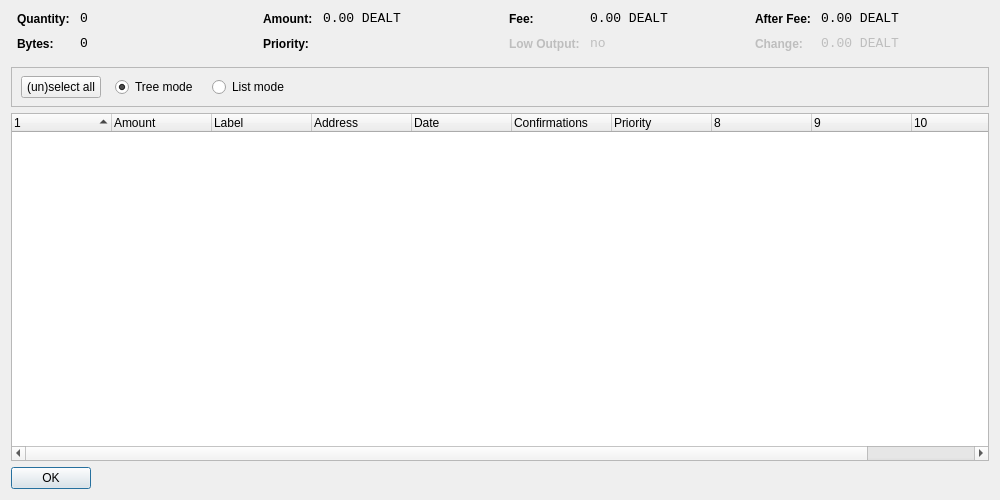
This is src/qt/forms/coincontroldialog.ui in IDealCash-Community-Project/IdealGold-DEALT as Qt 5 draws it before an edit. The edited form follows.
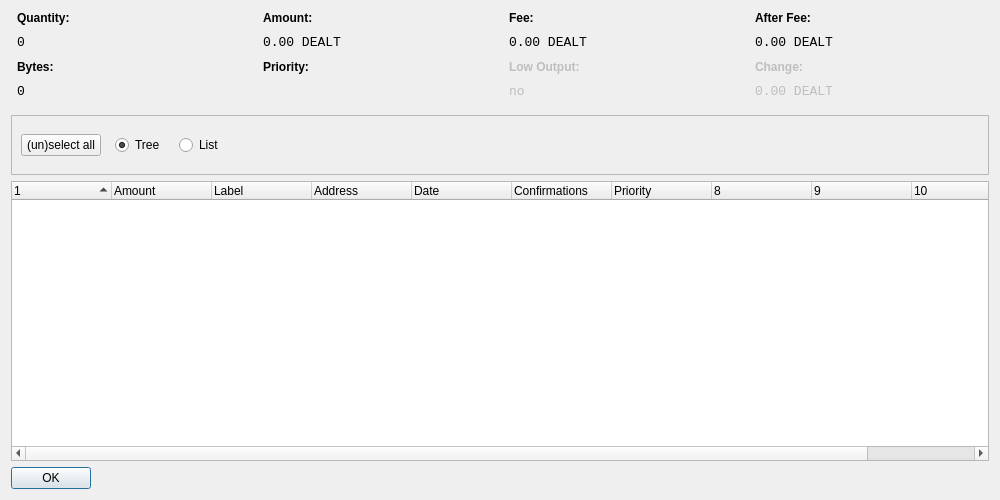
This is the edited form. Custom widgets are drawn as their Qt base class.

Patch:
```diff
--- a/src/qt/forms/coincontroldialog.ui
+++ b/src/qt/forms/coincontroldialog.ui
@@ -46,29 +46,7 @@
          </property>
         </widget>
        </item>
-       <item row="0" column="1">
-        <widget class="QLabel" name="labelCoinControlQuantity">
-         <property name="font">
-          <font>
-           <family>Monospace</family>
-           <pointsize>10</pointsize>
-          </font>
-         </property>
-         <property name="cursor">
-          <cursorShape>IBeamCursor</cursorShape>
-         </property>
-         <property name="contextMenuPolicy">
-          <enum>Qt::ActionsContextMenu</enum>
-         </property>
-         <property name="text">
-          <string notr="true">0</string>
-         </property>
-         <property name="textInteractionFlags">
-          <set>Qt::LinksAccessibleByMouse|Qt::TextSelectableByKeyboard|Qt::TextSelectableByMouse</set>
-         </property>
-        </widget>
-       </item>
-       <item row="1" column="0">
+       <item row="2" column="0">
         <widget class="QLabel" name="labelCoinControlBytesText">
          <property name="styleSheet">
           <string notr="true">font-weight:bold;</string>
@@ -78,7 +56,29 @@
          </property>
         </widget>
        </item>
-       <item row="1" column="1">
+       <item row="1" column="0">
+        <widget class="QLabel" name="labelCoinControlQuantity">
+         <property name="font">
+          <font>
+           <family>Monospace</family>
+           <pointsize>10</pointsize>
+          </font>
+         </property>
+         <property name="cursor">
+          <cursorShape>IBeamCursor</cursorShape>
+         </property>
+         <property name="contextMenuPolicy">
+          <enum>Qt::ActionsContextMenu</enum>
+         </property>
+         <property name="text">
+          <string notr="true">0</string>
+         </property>
+         <property name="textInteractionFlags">
+          <set>Qt::LinksAccessibleByMouse|Qt::TextSelectableByKeyboard|Qt::TextSelectableByMouse</set>
+         </property>
+        </widget>
+       </item>
+       <item row="3" column="0">
         <widget class="QLabel" name="labelCoinControlBytes">
          <property name="font">
           <font>
@@ -126,29 +126,7 @@
          </property>
         </widget>
        </item>
-       <item row="0" column="1">
-        <widget class="QLabel" name="labelCoinControlAmount">
-         <property name="font">
-          <font>
-           <family>Monospace</family>
-           <pointsize>10</pointsize>
-          </font>
-         </property>
-         <property name="cursor">
-          <cursorShape>IBeamCursor</cursorShape>
-         </property>
-         <property name="contextMenuPolicy">
-          <enum>Qt::ActionsContextMenu</enum>
-         </property>
-         <property name="text">
-          <string notr="true">0.00 DEALT</string>
-         </property>
-         <property name="textInteractionFlags">
-          <set>Qt::LinksAccessibleByMouse|Qt::TextSelectableByKeyboard|Qt::TextSelectableByMouse</set>
-         </property>
-        </widget>
-       </item>
-       <item row="1" column="0">
+       <item row="2" column="0">
         <widget class="QLabel" name="labelCoinControlPriorityText">
          <property name="styleSheet">
           <string notr="true">font-weight:bold;</string>
@@ -158,7 +136,29 @@
          </property>
         </widget>
        </item>
-       <item row="1" column="1">
+       <item row="1" column="0">
+        <widget class="QLabel" name="labelCoinControlAmount">
+         <property name="font">
+          <font>
+           <family>Monospace</family>
+           <pointsize>10</pointsize>
+          </font>
+         </property>
+         <property name="cursor">
+          <cursorShape>IBeamCursor</cursorShape>
+         </property>
+         <property name="contextMenuPolicy">
+          <enum>Qt::ActionsContextMenu</enum>
+         </property>
+         <property name="text">
+          <string notr="true">0.00 DEALT</string>
+         </property>
+         <property name="textInteractionFlags">
+          <set>Qt::LinksAccessibleByMouse|Qt::TextSelectableByKeyboard|Qt::TextSelectableByMouse</set>
+         </property>
+        </widget>
+       </item>
+       <item row="3" column="0">
         <widget class="QLabel" name="labelCoinControlPriority">
          <property name="font">
           <font>
@@ -206,29 +206,7 @@
          </property>
         </widget>
        </item>
-       <item row="0" column="1">
-        <widget class="QLabel" name="labelCoinControlFee">
-         <property name="font">
-          <font>
-           <family>Monospace</family>
-           <pointsize>10</pointsize>
-          </font>
-         </property>
-         <property name="cursor">
-          <cursorShape>IBeamCursor</cursorShape>
-         </property>
-         <property name="contextMenuPolicy">
-          <enum>Qt::ActionsContextMenu</enum>
-         </property>
-         <property name="text">
-          <string notr="true">0.00 DEALT</string>
-         </property>
-         <property name="textInteractionFlags">
-          <set>Qt::LinksAccessibleByMouse|Qt::TextSelectableByKeyboard|Qt::TextSelectableByMouse</set>
-         </property>
-        </widget>
-       </item>
-       <item row="1" column="0">
+       <item row="2" column="0">
         <widget class="QLabel" name="labelCoinControlLowOutputText">
          <property name="enabled">
           <bool>false</bool>
@@ -241,7 +219,29 @@
          </property>
         </widget>
        </item>
-       <item row="1" column="1">
+       <item row="1" column="0">
+        <widget class="QLabel" name="labelCoinControlFee">
+         <property name="font">
+          <font>
+           <family>Monospace</family>
+           <pointsize>10</pointsize>
+          </font>
+         </property>
+         <property name="cursor">
+          <cursorShape>IBeamCursor</cursorShape>
+         </property>
+         <property name="contextMenuPolicy">
+          <enum>Qt::ActionsContextMenu</enum>
+         </property>
+         <property name="text">
+          <string notr="true">0.00 DEALT</string>
+         </property>
+         <property name="textInteractionFlags">
+          <set>Qt::LinksAccessibleByMouse|Qt::TextSelectableByKeyboard|Qt::TextSelectableByMouse</set>
+         </property>
+        </widget>
+       </item>
+       <item row="3" column="0">
         <widget class="QLabel" name="labelCoinControlLowOutput">
          <property name="enabled">
           <bool>false</bool>
@@ -292,29 +292,7 @@
          </property>
         </widget>
        </item>
-       <item row="0" column="1">
-        <widget class="QLabel" name="labelCoinControlAfterFee">
-         <property name="font">
-          <font>
-           <family>Monospace</family>
-           <pointsize>10</pointsize>
-          </font>
-         </property>
-         <property name="cursor">
-          <cursorShape>IBeamCursor</cursorShape>
-         </property>
-         <property name="contextMenuPolicy">
-          <enum>Qt::ActionsContextMenu</enum>
-         </property>
-         <property name="text">
-          <string notr="true">0.00 DEALT</string>
-         </property>
-         <property name="textInteractionFlags">
-          <set>Qt::LinksAccessibleByMouse|Qt::TextSelectableByKeyboard|Qt::TextSelectableByMouse</set>
-         </property>
-        </widget>
-       </item>
-       <item row="1" column="0">
+       <item row="2" column="0">
         <widget class="QLabel" name="labelCoinControlChangeText">
          <property name="enabled">
           <bool>false</bool>
@@ -327,7 +305,29 @@
          </property>
         </widget>
        </item>
-       <item row="1" column="1">
+       <item row="1" column="0">
+        <widget class="QLabel" name="labelCoinControlAfterFee">
+         <property name="font">
+          <font>
+           <family>Monospace</family>
+           <pointsize>10</pointsize>
+          </font>
+         </property>
+         <property name="cursor">
+          <cursorShape>IBeamCursor</cursorShape>
+         </property>
+         <property name="contextMenuPolicy">
+          <enum>Qt::ActionsContextMenu</enum>
+         </property>
+         <property name="text">
+          <string notr="true">0.00 DEALT</string>
+         </property>
+         <property name="textInteractionFlags">
+          <set>Qt::LinksAccessibleByMouse|Qt::TextSelectableByKeyboard|Qt::TextSelectableByMouse</set>
+         </property>
+        </widget>
+       </item>
+       <item row="3" column="0">
         <widget class="QLabel" name="labelCoinControlChange">
          <property name="enabled">
           <bool>false</bool>
@@ -361,7 +361,7 @@
      <property name="minimumSize">
       <size>
        <width>0</width>
-       <height>40</height>
+       <height>60</height>
       </size>
      </property>
      <property name="frameShape">
@@ -370,16 +370,9 @@
      <property name="frameShadow">
       <enum>QFrame::Sunken</enum>
      </property>
-     <widget class="QWidget" name="horizontalLayoutWidget">
-      <property name="geometry">
-       <rect>
-        <x>10</x>
-        <y>0</y>
-        <width>781</width>
-        <height>41</height>
-       </rect>
-      </property>
-      <layout class="QHBoxLayout" name="horizontalLayoutPanel" stretch="0,0,0,0,0">
+     <layout class="QVBoxLayout" name="verticalLayout_2">
+      <item>
+       <layout class="QHBoxLayout" name="horizontalLayoutPanel" stretch="0,0,0,0">
        <property name="spacing">
         <number>14</number>
        </property>
@@ -405,7 +398,7 @@
           </sizepolicy>
          </property>
          <property name="text">
-          <string>Tree mode</string>
+           <string>Tree</string>
          </property>
          <property name="checked">
           <bool>true</bool>
@@ -421,7 +414,7 @@
           </sizepolicy>
          </property>
          <property name="text">
-          <string>List mode</string>
+           <string>List</string>
          </property>
         </widget>
        </item>
@@ -439,11 +432,17 @@
         </spacer>
        </item>
       </layout>
-     </widget>
+      </item>
+     </layout>
     </widget>
    </item>
    <item>
     <widget class="CoinControlTreeWidget" name="treeWidget">
+     <property name="font">
+      <font>
+       <pointsize>9</pointsize>
+      </font>
+     </property>
      <property name="contextMenuPolicy">
       <enum>Qt::CustomContextMenu</enum>
      </property>
```
Lines whose indentation alone changed are shown as unchanged.
